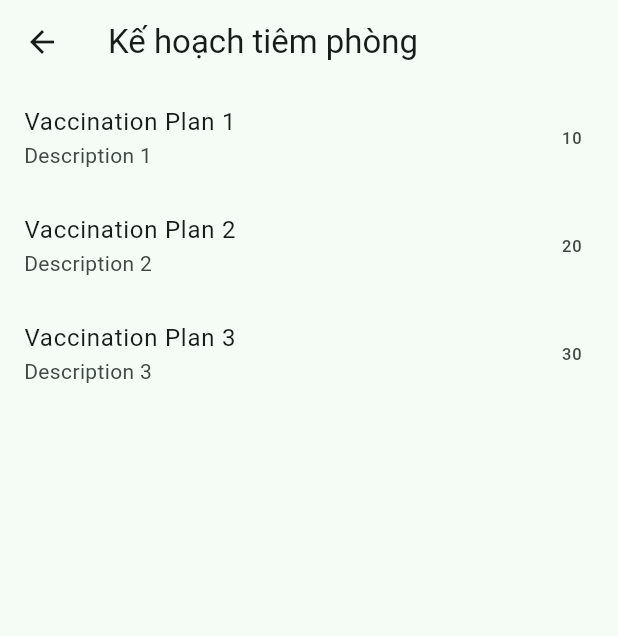
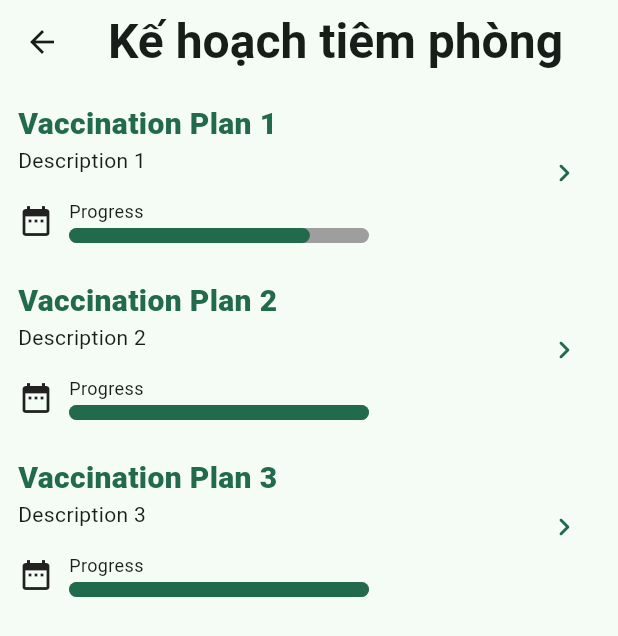
Before and after one commit to vma-pf/vma-mobile, a Flutter app: the VaccinationPlans screen opened directly, on a phone screen of 412 x 824 dp. Shown: the top 636 px of the screen. Run offline on Flutter 3.47's test engine with Material 3 defaults, Android fonts, the phone set to English and light mode, and no system bars; our stand-ins replace accordion, dio, either_dart, fl_chart, flutter_secure_storage, go_router and 1 more; missing offline and left inert: signalr_netcore; accounts and stored records are empty.

Commit message:
feat: vaccination plan item with progress bar

```diff
--- a/lib/app/screens/vaccination_plans/screen.dart
+++ b/lib/app/screens/vaccination_plans/screen.dart
@@ -1,6 +1,7 @@
 import 'package:flutter/material.dart';
 import 'package:scoped_model/scoped_model.dart';
 import 'package:vma/app/common/vma_state.dart';
+import 'package:vma/app/screens/vaccination_plans/widgets/vaccination_plan_item.dart';
 import 'package:vma/core/view_models/vaccination_plan_list_model.dart';
 
 class VaccinationPlans extends StatefulWidget {
@@ -23,7 +24,10 @@ class _VaccinationPlanState extends VMAState<VaccinationPlans> {
   Widget build(BuildContext context) {
     return Scaffold(
         appBar: AppBar(
-          title: const Text('Kế hoạch tiêm phòng'),
+          title: const Text(
+            'Kế hoạch tiêm phòng',
+            style: TextStyle(fontSize: 32, fontWeight: FontWeight.bold),
+          ),
         ),
         body: ScopedModel<VaccinationPlanListModel>(
           model: _model,
@@ -38,11 +42,7 @@ class _VaccinationPlanState extends VMAState<VaccinationPlans> {
                     itemCount: plans.length,
                     itemBuilder: (context, index) {
                       final plan = plans[index];
-                      return ListTile(
-                        title: Text(plan.title),
-                        subtitle: Text(plan.description),
-                        trailing: Text(plan.pigCount.toString()),
-                      );
+                      return VaccinationPlanItem(plan: plan);
                     },
                   );
                 } else {
--- /dev/null
+++ b/lib/app/screens/vaccination_plans/widgets/plan_progress.dart
@@ -0,0 +1,36 @@
+import 'package:flutter/material.dart';
+
+class PlanProgress extends StatelessWidget {
+  final int _maxLength = 200;
+  final double percentage;
+  final String text;
+
+  @override
+  const PlanProgress({super.key, required this.percentage, required this.text});
+
+  @override
+  Widget build(BuildContext context) {
+    return Column(
+      crossAxisAlignment: CrossAxisAlignment.start,
+      children: [
+        Text(text, style: const TextStyle(fontSize: 12)),
+        const SizedBox(height: 3),
+        Stack(
+          children: [
+            DecoratedBox(
+              decoration: BoxDecoration(
+                  color: Colors.grey, borderRadius: BorderRadius.circular(5)),
+              child: SizedBox(width: _maxLength.toDouble(), height: 10),
+            ),
+            DecoratedBox(
+              decoration: BoxDecoration(
+                  color: Theme.of(context).primaryColor,
+                  borderRadius: BorderRadius.circular(5)),
+              child: SizedBox(width: _maxLength * percentage, height: 10),
+            ),
+          ],
+        )
+      ],
+    );
+  }
+}
--- /dev/null
+++ b/lib/app/screens/vaccination_plans/widgets/vaccination_plan_item.dart
@@ -0,0 +1,75 @@
+import 'package:flutter/material.dart';
+import 'package:vma/app/screens/vaccination_plans/widgets/plan_progress.dart';
+import 'package:vma/core/models/vaccination_plan.dart';
+
+class VaccinationPlanItem extends StatelessWidget {
+  final VaccinationPlan plan;
+
+  const VaccinationPlanItem({
+    super.key,
+    required this.plan,
+  });
+
+  double _calculateProgress() {
+    final startDate = plan.startDate;
+    final endDate = plan.endDate;
+    final now = DateTime.now();
+    if (startDate.isAfter(endDate)) return 0;
+    if (now.isBefore(startDate)) return 0;
+    if (now.isAfter(endDate)) return 1;
+    final totalDays = endDate.difference(startDate).inDays;
+    final passedDays = now.difference(startDate).inDays;
+    final percentage = passedDays / totalDays;
+
+    return percentage;
+  }
+
+  @override
+  Widget build(BuildContext context) {
+    return Padding(
+      padding: const EdgeInsets.all(12),
+      child: Row(
+        children: [
+          Expanded(
+            child: Column(
+              crossAxisAlignment: CrossAxisAlignment.start,
+              children: [
+                Text(
+                  plan.title,
+                  style: TextStyle(
+                    fontSize: 20,
+                    fontWeight: FontWeight.w900,
+                    color: Theme.of(context).primaryColor,
+                  ),
+                ),
+                Text(
+                  plan.description,
+                ),
+                const SizedBox(height: 15),
+                Row(
+                  crossAxisAlignment: CrossAxisAlignment.center,
+                  children: [
+                    const Icon(Icons.date_range, size: 24),
+                    const SizedBox(width: 10),
+                    PlanProgress(
+                      text: 'Progress',
+                      percentage: _calculateProgress(),
+                    ),
+                  ],
+                ),
+              ],
+            ),
+          ),
+          IconButton(
+            onPressed: () => {},
+            icon: Icon(
+              Icons.chevron_right_rounded,
+              color: Theme.of(context).primaryColor,
+            ),
+            color: Theme.of(context).primaryColor.withOpacity(0.2),
+          ),
+        ],
+      ),
+    );
+  }
+}
--- a/lib/core/repositories/vaccination_plan_repository.dart
+++ b/lib/core/repositories/vaccination_plan_repository.dart
@@ -7,8 +7,8 @@ class VaccinationPlanRepository {
       VaccinationPlan(
         title: 'Vaccination Plan 1',
         description: 'Description 1',
-        startDate: DateTime.now(),
-        endDate: DateTime.now(),
+        startDate: DateTime(2024, 1, 1),
+        endDate: DateTime(2024, 12, 1),
         status: VaccinationPlanStatus.onGoing,
         note: 'Note 1',
         pigCount: 10,
```
